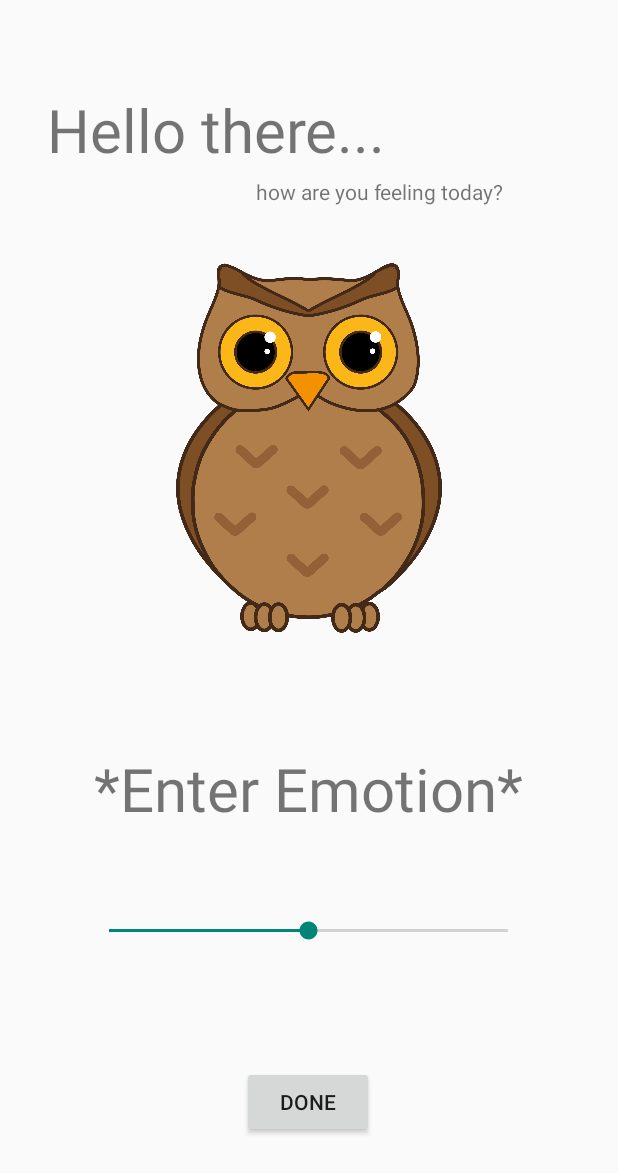
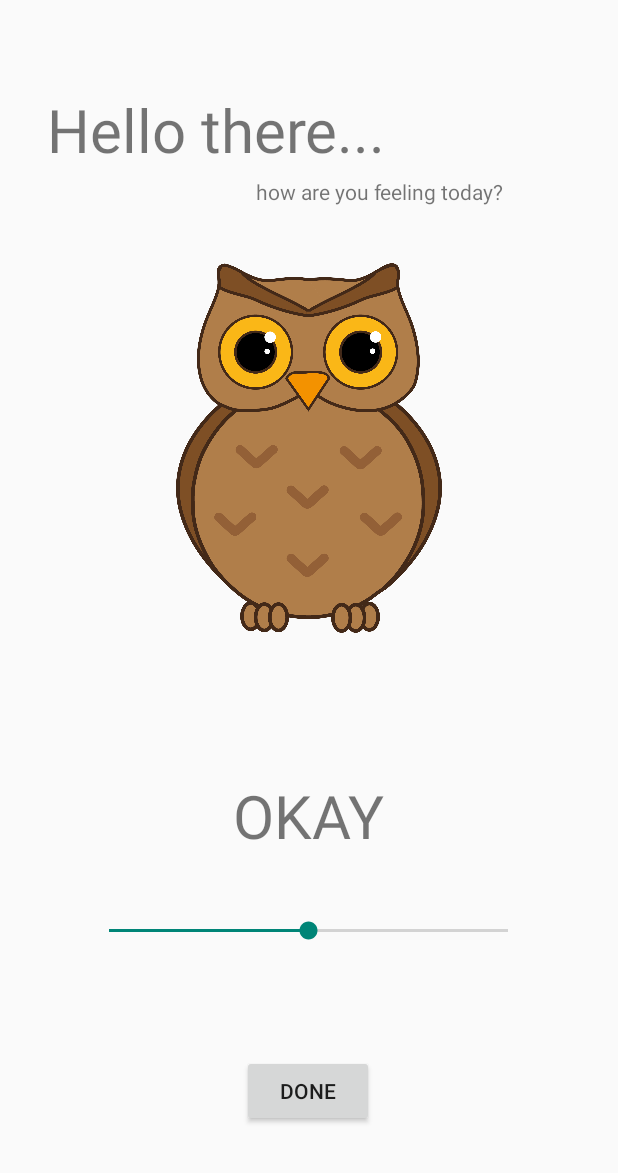
Before and after one commit to cerysmooney/MobileApps_TESTING_CODES_USE_THIS_FOR_PRACTISE, an Android app built with Jetpack Compose: the screen it shows after launch (MainActivity), on a phone screen of 412 x 824 dp. Shown: the top 1173 px of the screen. Run offline under Robolectric (Android 15) with nearby library versions, the phone set to English and light mode, and no system bars.

Commit message:
Editing text

```diff
--- a/app/src/main/res/layout/my_layout.xml
+++ b/app/src/main/res/layout/my_layout.xml
@@ -7,17 +7,16 @@
     tools:context=".MainActivity">
 
     <TextView
-        android:id="@+id/textView"
+        android:id="@+id/ok_emotion"
         android:layout_width="wrap_content"
         android:layout_height="wrap_content"
-        android:text="*Enter Emotion*"
+        android:text="OKAY"
         android:textSize="40dp"
         app:layout_constraintBottom_toBottomOf="parent"
         app:layout_constraintEnd_toEndOf="parent"
-        app:layout_constraintHorizontal_bias="0.496"
         app:layout_constraintStart_toStartOf="parent"
         app:layout_constraintTop_toTopOf="parent"
-        app:layout_constraintVertical_bias="0.648" />
+        app:layout_constraintVertical_bias="0.671" />
 
     <SeekBar
         android:id="@+id/seekBar2"
@@ -43,7 +42,7 @@
         app:layout_constraintHorizontal_bias="0.498"
         app:layout_constraintStart_toStartOf="parent"
         app:layout_constraintTop_toTopOf="parent"
-        app:layout_constraintVertical_bias="0.916" />
+        app:layout_constraintVertical_bias="0.906" />
 
     <TextView
         android:id="@+id/textView2"
```
